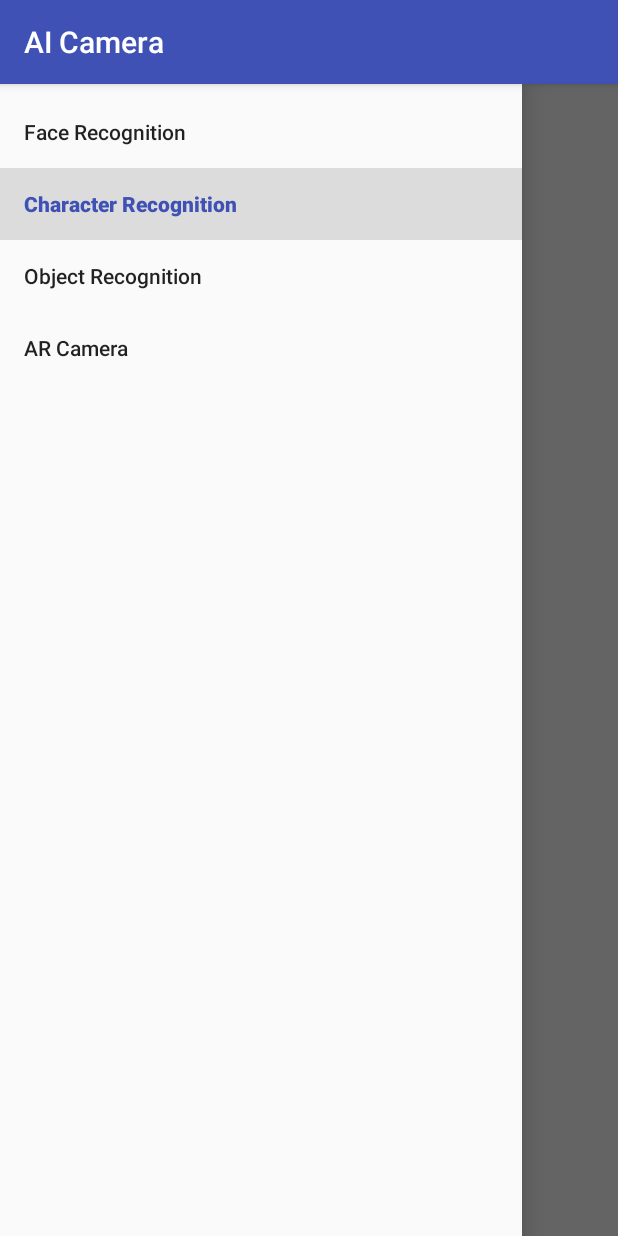
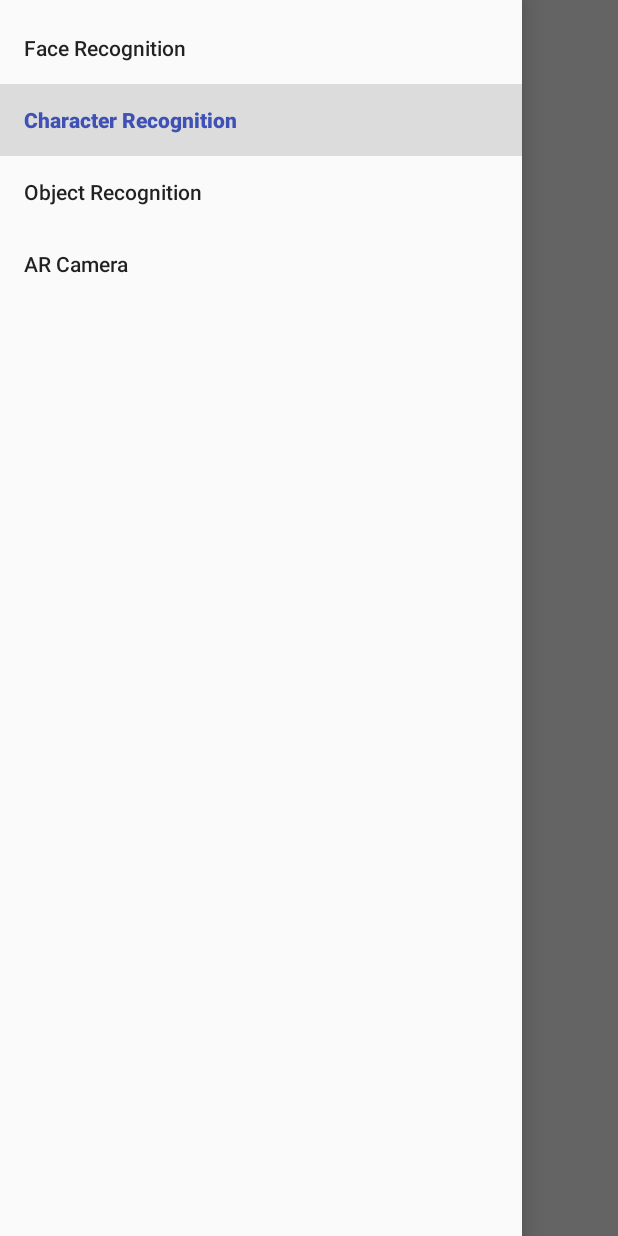
Before and after one commit to qwslmq/AICamera, an Android app: the screen it shows after launch (CameraActivity), in the side drawer, after a tap on "Character Recognition", on a phone screen of 412 x 824 dp. Run offline under Robolectric (Android 15) with nearby library versions, the phone set to English and light mode, and no system bars.

Commit message:
remove_action_bar

```diff
--- a/app/src/main/java/cn/whu/aicamera/CameraActivity.java
+++ b/app/src/main/java/cn/whu/aicamera/CameraActivity.java
@@ -140,8 +140,8 @@ public class CameraActivity extends AppCompatActivity implements View.OnClickLis
         mCameraView =  (CameraView) findViewById(R.id.camera_view);
         mCameraView.gerRenderer().setActivity(this);
 
-        mButton = (Button) findViewById(R.id.take_photo);
-        mButton.setOnClickListener(this);
+        //mButton = (Button) findViewById(R.id.take_photo);
+        //mButton.setOnClickListener(this);
 
         mNavigationView=(NavigationView)findViewById(R.id.nav_view);
         mNavigationView.setNavigationItemSelectedListener(new NavigationView.OnNavigationItemSelectedListener() {
@@ -190,11 +190,11 @@ public class CameraActivity extends AppCompatActivity implements View.OnClickLis
 
     @Override
     public void onClick(View view) {
-        switch (view.getId()) {
+        /*switch (view.getId()) {
             case R.id.take_photo:
                 takePicture();//拍照
                 break;
-        }
+        }*/
     }
 
     /**
--- a/app/src/main/res/layout/activity_camera.xml
+++ b/app/src/main/res/layout/activity_camera.xml
@@ -18,12 +18,12 @@
             android:layout_width="match_parent"
             android:layout_height="match_parent" />
         <Button
-            android:layout_width="wrap_content"
-            android:layout_height="wrap_content"
+            android:layout_width="0dp"
+            android:layout_height="0dp"
             android:text="@string/take_photo"
             android:layout_alignParentBottom="true"
             android:layout_centerHorizontal="true"
-            android:id="@+id/take_photo"/>
+            android:id="@+id/just_support_drawerDayout"/>
     </RelativeLayout>
 
     <android.support.design.widget.NavigationView
--- a/app/src/main/res/values/styles.xml
+++ b/app/src/main/res/values/styles.xml
@@ -1,7 +1,7 @@
 <resources>
 
     <!-- Base application theme. -->
-    <style name="AppTheme" parent="Theme.AppCompat.Light.DarkActionBar">
+    <style name="AppTheme" parent="Theme.AppCompat.Light.NoActionBar">
         <!-- Customize your theme here. -->
         <item name="colorPrimary">@color/colorPrimary</item>
         <item name="colorPrimaryDark">@color/colorPrimaryDark</item>
```
